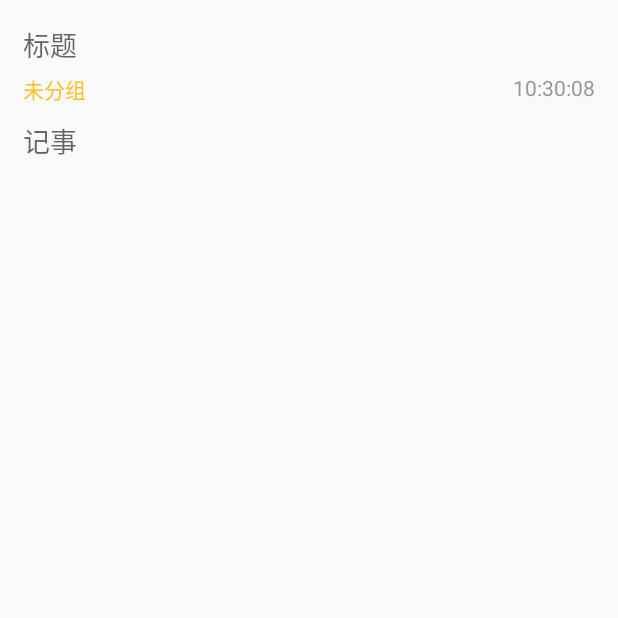
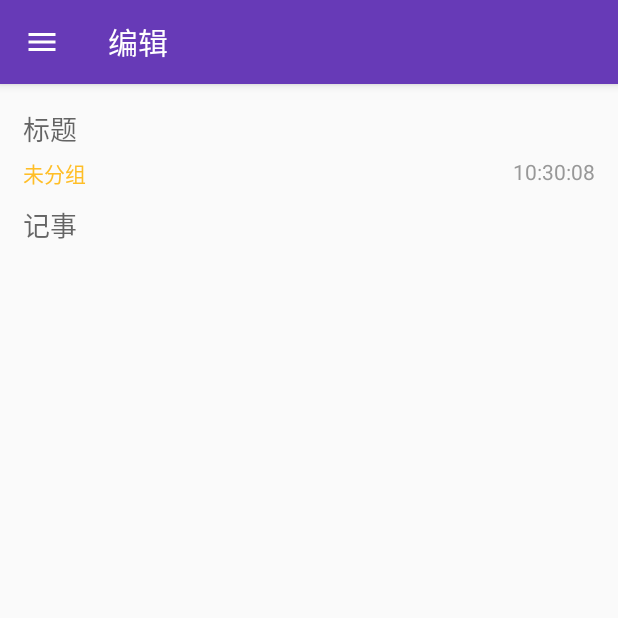
Before and after one commit to OnlyTerminator/Notepad-master, an Android app: the screen it shows after launch (AddNotepadActivity), after a tap on an icon or button, on a phone screen of 412 x 824 dp, the top half of it. Run offline under Robolectric (Android 15) with nearby library versions, the phone set to English and light mode, and no system bars; 1 statement that could not run was skipped.

Commit message:
修改部分布局

```diff
--- a/app/src/main/AndroidManifest.xml
+++ b/app/src/main/AndroidManifest.xml
@@ -19,7 +19,8 @@
         </activity>
         <activity
             android:name=".activity.AddNotepadActivity"
-            android:windowSoftInputMode= "stateVisible" />
+            android:windowSoftInputMode="stateVisible" />
+        <activity android:name=".activity.activity.EditGroupActivity"></activity>
     </application>
 
 </manifest>
--- a/app/src/main/java/com/aotuman/notepad/MainActivity.java
+++ b/app/src/main/java/com/aotuman/notepad/MainActivity.java
@@ -20,7 +20,6 @@ public class MainActivity extends AppCompatActivity implements OnGroupClickListe
     private ActionBarDrawerToggle mDrawerToggle;
     private LeftFragment mLeftFragment;
     private MainFragment mMainFragment;
-
     @Override
     protected void onCreate(Bundle savedInstanceState) {
         super.onCreate(savedInstanceState);
@@ -53,17 +52,13 @@ public class MainActivity extends AppCompatActivity implements OnGroupClickListe
     }
 
     private void intitActionBar() {
-//        ActionBar actionBar = getActionBar();
-//        actionBar.setHomeButtonEnabled(true);
-//        actionBar.setTitle(R.string.actionbar_title);
-//        actionBar.setIcon(R.mipmap.ic_launcher_round);
         Toolbar toolbar = (Toolbar) findViewById(R.id.toolbar);
         setSupportActionBar(toolbar);
 
-        final ActionBar ab = getSupportActionBar();
-        ab.setHomeAsUpIndicator(R.drawable.ic_menu);
-        ab.setTitle("便签");
-        ab.setDisplayHomeAsUpEnabled(true);
+        ActionBar mActionBar = getSupportActionBar();
+        mActionBar.setHomeAsUpIndicator(R.drawable.ic_menu);
+        mActionBar.setTitle("便签");
+        mActionBar.setDisplayHomeAsUpEnabled(true);
     }
 
     @Override
--- a/app/src/main/java/com/aotuman/notepad/activity/AddNotepadActivity.java
+++ b/app/src/main/java/com/aotuman/notepad/activity/AddNotepadActivity.java
@@ -1,7 +1,9 @@
 package com.aotuman.notepad.activity;
 
-import android.app.Activity;
 import android.os.Bundle;
+import android.support.v7.app.ActionBar;
+import android.support.v7.app.AppCompatActivity;
+import android.support.v7.widget.Toolbar;
 import android.text.TextUtils;
 import android.util.Log;
 import android.view.KeyEvent;
@@ -11,12 +13,11 @@ import android.widget.TextView;
 import com.aotuman.notepad.ATMApplication;
 import com.aotuman.notepad.R;
 import com.aotuman.notepad.database.NoteGroupDataManager;
-import com.aotuman.notepad.database.NotepadDataBaseHelp;
 import com.aotuman.notepad.database.NotepadDataManager;
+import com.aotuman.notepad.define.IAddNotepadView;
 import com.aotuman.notepad.entry.GroupInfo;
 import com.aotuman.notepad.entry.NotepadContentInfo;
 import com.aotuman.notepad.imp.AddNotepadPresenter;
-import com.aotuman.notepad.define.IAddNotepadView;
 import com.aotuman.notepad.utils.SPUtils;
 import com.aotuman.notepad.utils.SharePreEvent;
 import com.aotuman.notepad.utils.TimeUtils;
@@ -25,7 +26,7 @@ import org.json.JSONException;
 import org.json.JSONObject;
 
 
-public class AddNotepadActivity extends Activity implements IAddNotepadView {
+public class AddNotepadActivity extends AppCompatActivity implements IAddNotepadView {
     private static final String TAG = "AddNotepadActivity";
     private AddNotepadPresenter mPresenter;
     private EditText mEditTitle;
@@ -44,6 +45,7 @@ public class AddNotepadActivity extends Activity implements IAddNotepadView {
     protected void onCreate(Bundle savedInstanceState) {
         super.onCreate(savedInstanceState);
         setContentView(R.layout.activity_add_notepad);
+        intitActionBar();
         initView();
         initEvent();
         initData();
@@ -63,6 +65,16 @@ public class AddNotepadActivity extends Activity implements IAddNotepadView {
                 return (event.getKeyCode()== KeyEvent.KEYCODE_ENTER);
             }
         });
+    }
+
+    private void intitActionBar() {
+        Toolbar toolbar = (Toolbar) findViewById(R.id.toolbar);
+        setSupportActionBar(toolbar);
+
+        ActionBar mActionBar = getSupportActionBar();
+        mActionBar.setHomeAsUpIndicator(R.drawable.ic_menu);
+        mActionBar.setTitle("编辑");
+        mActionBar.setDisplayHomeAsUpEnabled(true);
     }
 
     private void initData(){
--- a/app/src/main/java/com/aotuman/notepad/database/NotepadDataManager.java
+++ b/app/src/main/java/com/aotuman/notepad/database/NotepadDataManager.java
@@ -65,7 +65,7 @@ public class NotepadDataManager {
 
     public List<NotepadContentInfo> findAllNotepad() {
         List<NotepadContentInfo> notepadContentInfos = new ArrayList<>();
-        String sql = "select * from notepadinfo";
+        String sql = "select * from notepadinfo order by time desc";
         SQLiteDatabase db = mNotepadDataBaseHelp.getWritableDatabase();
         Cursor cursor;
         cursor = db.rawQuery(sql, new String[]{});
@@ -87,7 +87,7 @@ public class NotepadDataManager {
 
     public List<NotepadContentInfo> findNotepadByGroup(String groupName) {
         List<NotepadContentInfo> notepadContentInfos = new ArrayList<>();
-        String sql = "select * from notepadinfo where notegroup = ?";
+        String sql = "select * from notepadinfo where notegroup = ?  order by time desc";
         SQLiteDatabase db = mNotepadDataBaseHelp.getWritableDatabase();
         Cursor cursor;
         cursor = db.rawQuery(sql, new String[]{groupName});
--- /dev/null
+++ b/app/src/main/java/com/aotuman/notepad/define/IEditGroupModel.java
@@ -0,0 +1,5 @@
+package com.aotuman.notepad.define;
+
+public interface IEditGroupModel {
+
+}
--- /dev/null
+++ b/app/src/main/java/com/aotuman/notepad/define/IEditGroupPresenter.java
@@ -0,0 +1,5 @@
+package com.aotuman.notepad.define;
+
+public interface IEditGroupPresenter {
+
+}
--- /dev/null
+++ b/app/src/main/java/com/aotuman/notepad/define/IEditGroupView.java
@@ -0,0 +1,5 @@
+package com.aotuman.notepad.define;
+
+public interface IEditGroupView {
+
+}
--- a/app/src/main/java/com/aotuman/notepad/fragment/MainFragment.java
+++ b/app/src/main/java/com/aotuman/notepad/fragment/MainFragment.java
@@ -87,7 +87,7 @@ public class MainFragment extends Fragment implements OnNotepadClickListener,Vie
             }
         }
         List<NotepadContentInfo> list = NotepadDataManager.getInstance(MainFragment.this.getActivity()).findNotepadByGroup(info.groupName);
-        Collections.reverse(list); // 倒序排列
+//        Collections.reverse(list); // 倒序排列
         mNotepadList.addAll(list);
         mAdapter.notifyDataSetChanged();
     }
--- a/app/src/main/res/layout/activity_add_notepad.xml
+++ b/app/src/main/res/layout/activity_add_notepad.xml
@@ -1,13 +1,34 @@
 <?xml version="1.0" encoding="utf-8"?>
-<LinearLayout xmlns:android="http://schemas.android.com/apk/res/android"
+<android.support.design.widget.CoordinatorLayout xmlns:android="http://schemas.android.com/apk/res/android"
     xmlns:app="http://schemas.android.com/apk/res-auto"
     android:layout_width="match_parent"
-    android:layout_height="match_parent"
-    android:orientation="vertical"
-    android:paddingTop="16dp"
-    android:paddingLeft="15dp"
-    android:paddingRight="15dp"
-    android:background="@color/addNotepadBack">
+    android:layout_height="match_parent">
+
+    <android.support.design.widget.AppBarLayout
+        android:id="@+id/appbar"
+        android:layout_width="match_parent"
+        android:layout_height="wrap_content"
+        android:theme="@style/ThemeOverlay.AppCompat.Dark.ActionBar">
+
+        <android.support.v7.widget.Toolbar
+            android:id="@+id/toolbar"
+            android:layout_width="match_parent"
+            android:layout_height="?attr/actionBarSize"
+            android:background="?attr/colorPrimary"
+            app:popupTheme="@style/ThemeOverlay.AppCompat.Light"
+            app:layout_scrollFlags="scroll|enterAlways|snap" />
+
+    </android.support.design.widget.AppBarLayout>
+
+    <LinearLayout
+        android:layout_width="match_parent"
+        android:layout_height="match_parent"
+        app:layout_behavior="@string/appbar_scrolling_view_behavior"
+        android:layout_marginTop="16dp"
+        android:paddingLeft="15dp"
+        android:paddingRight="15dp"
+        android:orientation="vertical"
+        android:background="@color/addNotepadBack">
     <EditText
         android:id="@+id/et_add_title"
         android:layout_width="match_parent"
@@ -44,4 +65,5 @@
         android:layout_marginTop="10dp"
         android:hint="记事"
         android:gravity="top" />
-</LinearLayout>
+    </LinearLayout>
+</android.support.design.widget.CoordinatorLayout>
--- a/app/src/main/res/layout/fragment_main.xml
+++ b/app/src/main/res/layout/fragment_main.xml
@@ -19,7 +19,8 @@
     xmlns:app="http://schemas.android.com/apk/res-auto"
     android:id="@+id/main_content"
     android:layout_width="match_parent"
-    android:layout_height="match_parent">
+    android:layout_height="match_parent"
+    android:background="@color/mainBackground">
 
     <android.support.design.widget.AppBarLayout
         android:id="@+id/appbar"
```
Also changed, not shown: app/src/main/java/com/aotuman/notepad/activity/EditGroupActivity.java (added, +23 -0 lines), app/src/main/java/com/aotuman/notepad/activity/EditNotepadActivity.java (deleted, +0 -16 lines), app/src/main/java/com/aotuman/notepad/imp/EditGroupModel.java (added, +13 -0 lines), app/src/main/java/com/aotuman/notepad/imp/EditGroupPresenter.java (added, +16 -0 lines), app/src/main/res/layout/fragment_left.xml (+13 -8 lines).
